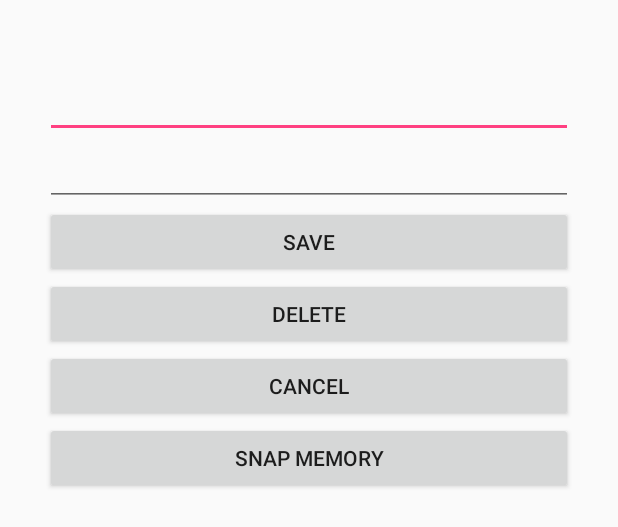
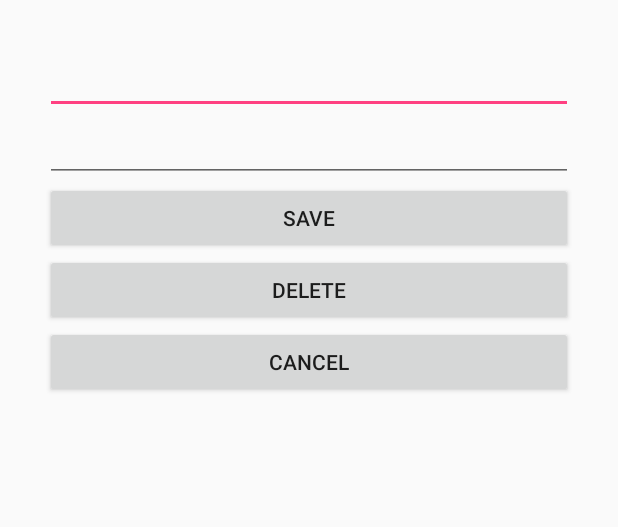
Before and after one commit to innazh/Palace14, an Android app: the layout view_existing_obj_pop_up.xml on its own in the app's theme, with its tools: preview values and no code run, on a phone screen of 412 x 824 dp. Shown: the top 527 px of the screen. Run offline under Robolectric (Android 15) with nearby library versions, the phone set to English and light mode, and no system bars.

Commit message:
Revert "Working Image Capture on Memories!"
This reverts commit b6ca4a54031ed47cda6e5e624ebb613f8c2068fc.

```diff
--- a/app/src/main/AndroidManifest.xml
+++ b/app/src/main/AndroidManifest.xml
@@ -4,9 +4,6 @@
 
     <uses-permission android:name="android.permission.WRITE_EXTERNAL_STORAGE" />
     <uses-permission android:name="android.permission.READ_EXTERNAL_STORAGE" />
-    <uses-feature
-        android:name="android.hardware.Camera"
-        android:required="true"/>
 
     <application
         android:allowBackup="true"
--- a/app/src/main/res/layout/view_existing_obj_pop_up.xml
+++ b/app/src/main/res/layout/view_existing_obj_pop_up.xml
@@ -6,15 +6,6 @@
     android:orientation="vertical"
     android:padding="10dp" >
 
-    <ImageView
-        android:id="@+id/clickedObjImage"
-        android:layout_width="match_parent"
-        android:layout_height="wrap_content"
-        android:layout_marginTop="16dp"
-        android:layout_marginLeft="20dp"
-        android:layout_marginRight="20dp"
-
-        />
     <EditText
         android:id="@+id/clickedObjName"
         android:layout_width="match_parent"
@@ -57,13 +48,6 @@
         android:layout_marginLeft="20dp"
         android:layout_marginRight="20dp"
         android:text="Cancel" />
-    <Button android:id="@+id/clickedObjectImgCapture"
-        android:layout_width="match_parent"
-        android:layout_height="wrap_content"
-        android:layout_marginLeft="20dp"
-        android:layout_marginRight="20dp"
-        android:onClick="takePicture"
-        android:text="Snap Memory" />
 
 
 
```
Also changed, not shown: app/src/main/java/memorypalace/palace14/MyPalaceDetail.java (+3 -84 lines), app/src/main/java/memorypalace/palace14/classes/Object_assoc.java (+0 -10 lines).
